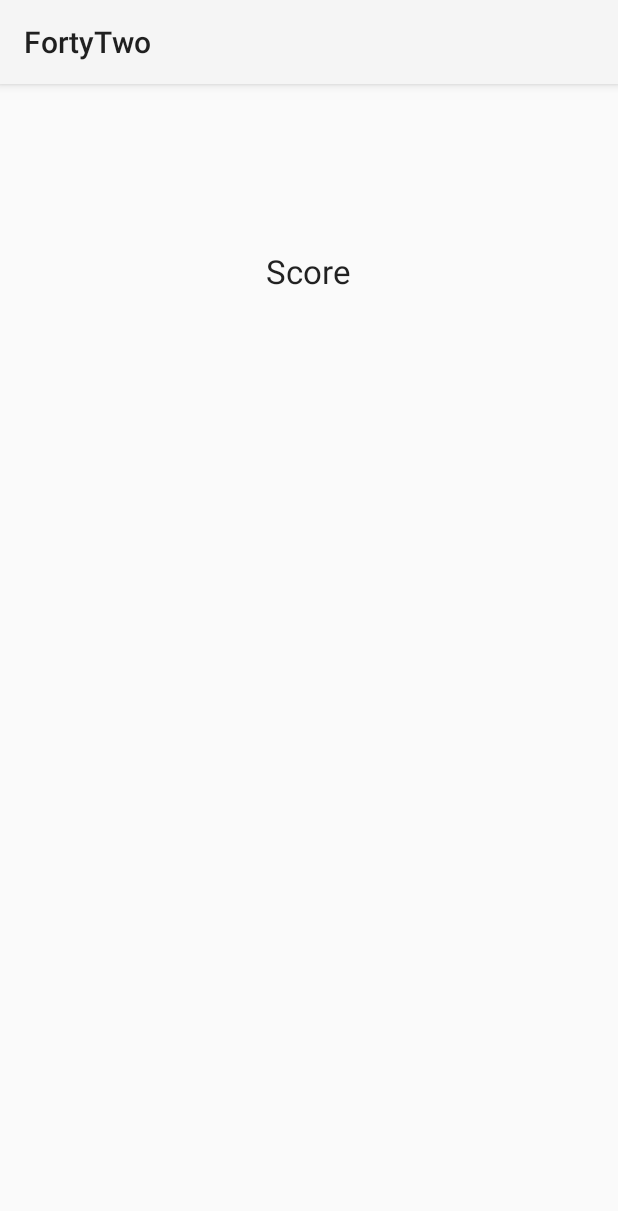
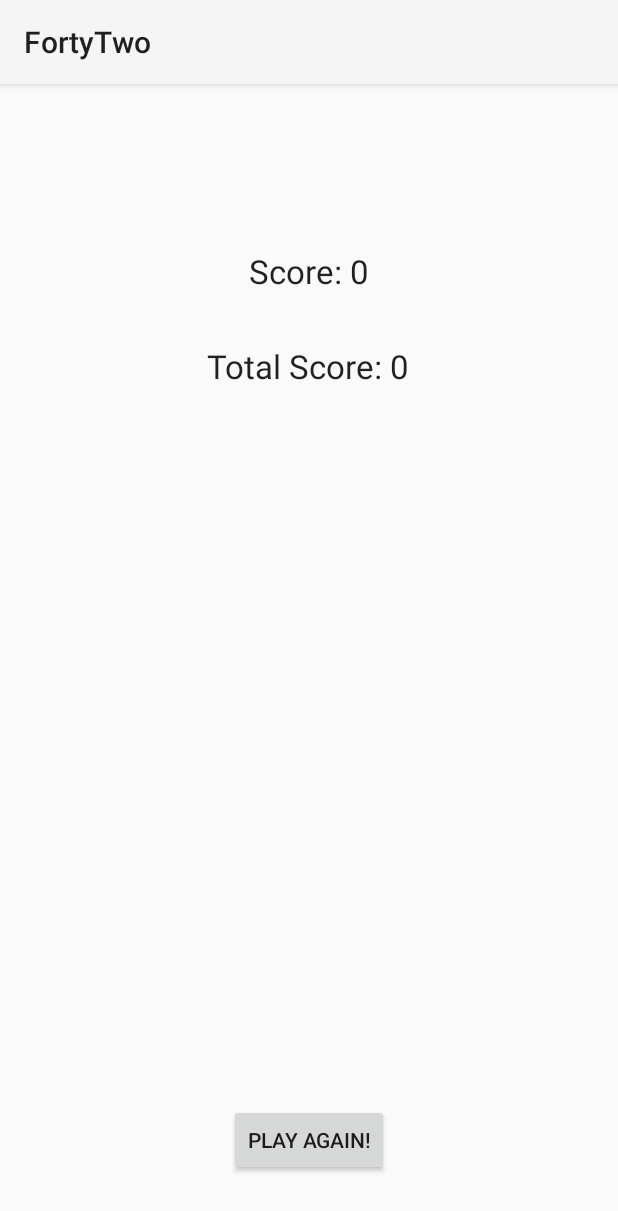
Before and after one commit to migraf/FortyTwo, an Android app: the ScoreActivity screen opened directly, with no data from a screen before it, on a phone screen of 412 x 824 dp. Shown: the top 1211 px of the screen. Run offline under Robolectric (Android 15) with nearby library versions, the phone set to English and light mode, and no system bars; 1 statement that could not run was skipped.

Commit message:
added score calculation method and passing the score from the game activity to the scoreactivity

```diff
--- a/app/src/main/java/com/example/michael/fortytwo/ScoreActivity.java
+++ b/app/src/main/java/com/example/michael/fortytwo/ScoreActivity.java
@@ -1,15 +1,40 @@
 package com.example.michael.fortytwo;
 
 import android.app.Activity;
+import android.content.Intent;
 import android.os.Bundle;
+import android.view.View;
+import android.widget.Button;
+import android.widget.TextView;
 
 /**
  * Created by Michael on 17.08.2015.
  */
 public class ScoreActivity extends Activity {
+
+    public int totalScoreNumber = 0;
     @Override
     protected void onCreate(Bundle savedInstanceState) {
         super.onCreate(savedInstanceState);
         setContentView(R.layout.score_layout);
+
+        TextView curScore = (TextView) findViewById(R.id.current_score);
+        Intent scorePassed =  getIntent();
+        int currentScore = (int) scorePassed.getSerializableExtra("Score");
+        curScore.append(String.valueOf(currentScore));
+
+        TextView totalScore = (TextView) findViewById(R.id.total_score);
+        totalScoreNumber =  currentScore + totalScoreNumber;
+        totalScore.append(String.valueOf(totalScoreNumber));
+
+
+
+
+
+    }
+
+    public void onPlayAgainButtonClick(View view) {
+        Intent intent = new Intent(this, GameActivity.class);
+        startActivity(intent);
     }
 }
--- a/app/src/main/res/layout/score_layout.xml
+++ b/app/src/main/res/layout/score_layout.xml
@@ -7,9 +7,30 @@
         android:layout_width="wrap_content"
         android:layout_height="wrap_content"
         android:textAppearance="?android:attr/textAppearanceLarge"
-        android:text="Score"
-        android:id="@+id/current_text"
+        android:text="Score: "
+        android:id="@+id/current_score"
         android:layout_alignParentTop="true"
         android:layout_centerHorizontal="true"
         android:layout_marginTop="110dp" />
+
+    <Button
+        android:layout_width="wrap_content"
+        android:layout_height="wrap_content"
+        android:text="Play Again!"
+        android:id="@+id/play_again_button"
+        android:layout_alignParentBottom="true"
+        android:layout_centerHorizontal="true"
+        android:layout_marginBottom="40dp"
+        android:onClick="onPlayAgainButtonClick"/>
+
+    <TextView
+        android:layout_width="wrap_content"
+        android:layout_height="wrap_content"
+        android:textAppearance="?android:attr/textAppearanceLarge"
+        android:text="Total Score: "
+        android:id="@+id/total_score"
+        android:layout_below="@+id/current_score"
+        android:layout_centerHorizontal="true"
+        android:layout_marginTop="34dp" />
+
 </RelativeLayout>
```
Also changed, not shown: app/src/main/java/com/example/michael/fortytwo/GameActivity.java (+23 -2 lines).
